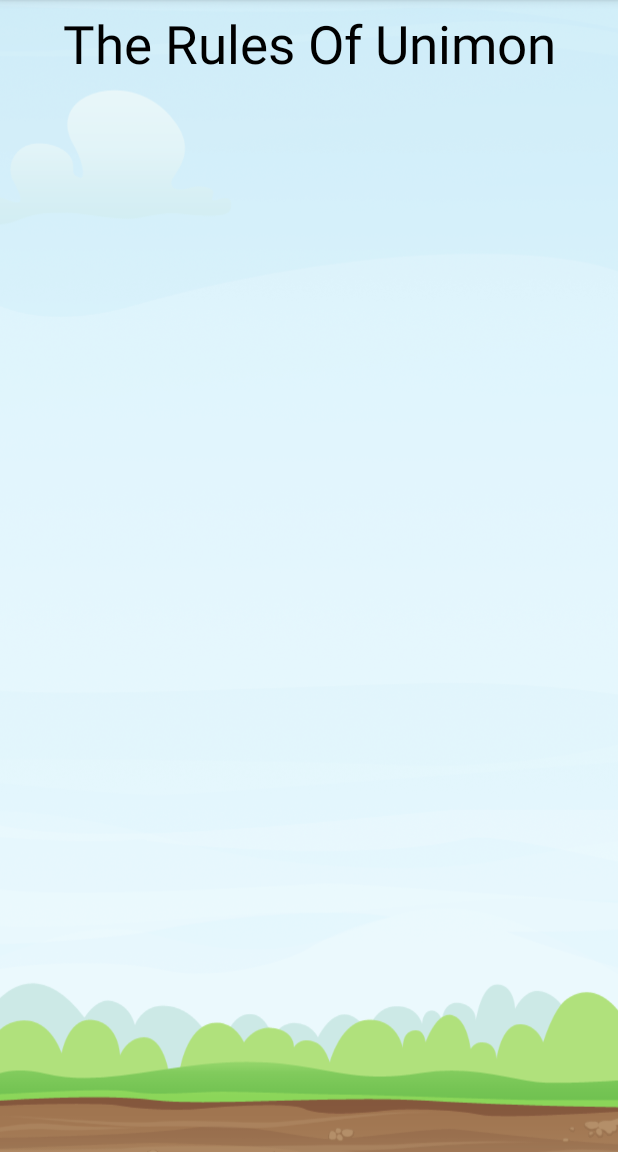
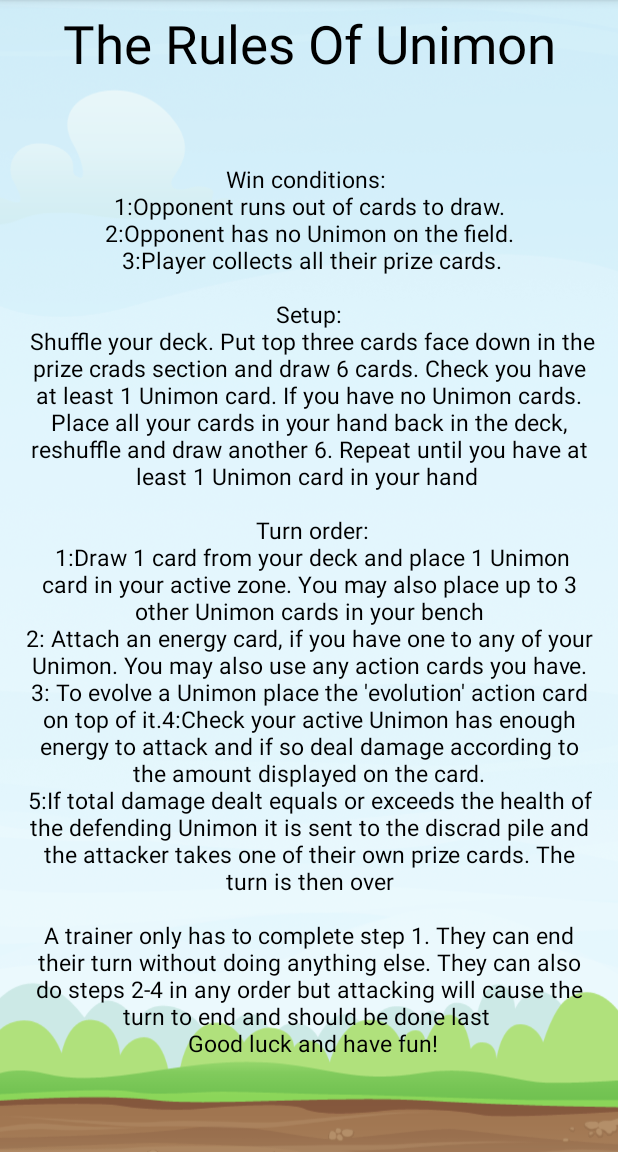
Before and after one commit to andy-kidd133/csc2043-1617-61, an Android app: the fragment RulesFragment shown on its own in the app's theme, on a phone screen of 412 x 824 dp, the part 84-1236 px from its top. Run offline under Robolectric (Android 15) with nearby library versions, the phone set to English and light mode, and no system bars; 1 statement that could not run was skipped.

Commit message:
Refactored resource names form Card1.png to card1.png and so on. Also changed Unimon_logo to unimon_logo. Wrote in the rules for the game in the rules _frag.xml

```diff
--- a/app/src/main/java/com/example/andrew/ark9studios/fragments/RulesFragment.java
+++ b/app/src/main/java/com/example/andrew/ark9studios/fragments/RulesFragment.java
@@ -5,6 +5,8 @@ import android.os.Bundle;
 import android.view.LayoutInflater;
 import android.view.View;
 import android.view.ViewGroup;
+import android.webkit.WebSettings;
+import android.widget.ImageView;
 import android.widget.TextView;
 
 import com.example.andrew.ark9studios.R;
@@ -12,22 +14,32 @@ import com.example.andrew.ark9studios.R;
 
 /**
  * Created by megan on 02/03/2017.
+ * expanded by paul on the 15/03/2017.
  */
 
 public class RulesFragment extends Fragment {
 
-
+private ImageView gameRules;
 
     @Override
     public View onCreateView(LayoutInflater inflater, ViewGroup container, Bundle savedInstanceState) {
+
         View view = inflater.inflate(R.layout.rules_frag, container, false);
 
 
-      TextView title = (TextView) view.findViewById(R.id.rules_title);
+        TextView title = (TextView) view.findViewById(R.id.rules_title);
         title.setText("The Rules Of Unimon");
 
+
         TextView rulesText = (TextView) view.findViewById(R.id.rules_text_view);
-        rulesText.setText("");
+        rulesText.setText("Win conditions: \n 1:Opponent runs out of cards to draw. \n 2:Opponent has no Unimon on the field. \n 3:Player collects all their prize cards.\n\n" +
+                "Setup:\n Shuffle your deck. Put top three cards face down in the prize crads section and draw 6 cards. Check you have at least 1 Unimon card. If you have no Unimon cards. Place all your cards in your hand back in the deck, reshuffle and draw another 6. Repeat until you have at least 1 Unimon card in your hand \n\n"+
+                " Turn order:\n 1:Draw 1 card from your deck and place 1 Unimon card in your active zone. You may also place up to 3 other Unimon cards in your bench\n"+
+        "2: Attach an energy card, if you have one to any of your Unimon. You may also use any action cards you have.\n"+
+                "3: To evolve a Unimon place the 'evolution' action card on top of it."+
+        "4:Check your active Unimon has enough energy to attack and if so deal damage according to the amount displayed on the card.\n"+
+        "5:If total damage dealt equals or exceeds the health of the defending Unimon it is sent to the discrad pile and the attacker takes one of their own prize cards. The turn is then over\n\n"+
+        "A trainer only has to complete step 1. They can end their turn without doing anything else. They can also do steps 2-4 in any order but attacking will cause the turn to end and should be done last \n Good luck and have fun!");
 
         return view;
 
--- a/app/src/main/res/layout/rules_frag.xml
+++ b/app/src/main/res/layout/rules_frag.xml
@@ -1,11 +1,11 @@
 <?xml version="1.0" encoding="utf-8"?>
 <LinearLayout xmlns:android="http://schemas.android.com/apk/res/android"
-    android:orientation="vertical"
     android:layout_width="match_parent"
     android:layout_height="match_parent"
     android:background="@drawable/unimon_bg"
     android:weightSum="4"
-    android:padding="5dp">
+    android:padding="5dp"
+    android:orientation="vertical">
 
 
 
@@ -17,21 +17,20 @@
         android:textSize = "35sp"
         android:textColor="#000000"
         android:textAppearance="?android:attr/textAppearanceLarge"
-        android:gravity="center"
-        />
+        android:gravity="center" />
 
     <TextView
         android:id="@+id/rules_text_view"
         android:layout_width="match_parent"
-        android:layout_height="wrap_content"
+        android:layout_height="match_parent"
+        android:textSize = "15sp"
         android:layout_marginBottom="5dip"
         android:layout_marginTop="5dip"
         android:padding="10dp"
         android:gravity="center"
         android:textAppearance="?android:attr/textAppearanceLarge"
-        android:textColor="#000000"/>
-
-
+        android:textColor="#000000"
+        android:layout_gravity="left" />
 
 
 </LinearLayout>
```
Also changed, not shown: app/src/main/res/drawable/game_rules.png (added).
